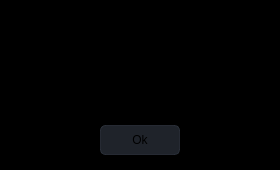
CineEncoder/cine-encoder, file app/taskcomplete.ui: the form before one commit.
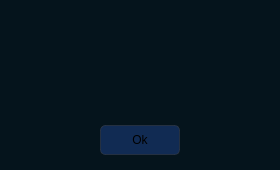
The form after the commit. Icons and pictures are not drawn.

What changed in the file:
```diff
--- a/app/taskcomplete.ui
+++ b/app/taskcomplete.ui
@@ -55,10 +55,9 @@
    </property>
    <property name="styleSheet">
     <string notr="true">QFrame{
-	background-color: rgb(0, 0, 0);
+	background-color: rgb(5, 20, 28);
 }
 
-/* LINE EDIT */
 QLineEdit {
 	color: rgb(98, 103, 111);	
 	background-color: rgb(27, 29, 35);
@@ -73,8 +72,6 @@
 	border: 2px solid rgb(91, 101, 124);
 }
 
-
-/* SCROLL BARS */
 QScrollBar:horizontal {
     border: none;
     background: rgb(52, 59, 72);
@@ -143,56 +140,15 @@
      subcontrol-position: top;
      subcontrol-origin: margin;
  }
- QScrollBar::up-arrow:vertical, QScrollBar::down-arrow:vertical {
+QScrollBar::up-arrow:vertical, QScrollBar::down-arrow:vertical {
      background: none;
  }
 
- QScrollBar::add-page:vertical, QScrollBar::sub-page:vertical {
+QScrollBar::add-page:vertical, QScrollBar::sub-page:vertical {
      background: none;
  }
 
 
-/* COMBOBOX */
-QComboBox{
-	color: rgb(210, 210, 210);
-	background-color: rgb(27, 29, 35);
-	border-radius: 5px;
-	border: 2px solid rgb(27, 29, 35);
-	padding: 5px;
-	padding-left: 10px;
-}
-QComboBox:disabled{
-	color: rgb(98, 103, 111);
-	background-color: rgb(27, 29, 35);
-	border-radius: 5px;
-	border: 2px solid rgb(27, 29, 35);
-	padding: 5px;
-	padding-left: 10px;
-}
-QComboBox:hover{
-	border: 2px solid rgb(64, 71, 88);
-}
-QComboBox::drop-down {
-	subcontrol-origin: padding;
-	subcontrol-position: top right;
-	width: 25px; 
-	border-left-width: 3px;
-	border-left-color: rgba(39, 44, 54, 150);
-	border-left-style: solid;
-	border-top-right-radius: 3px;
-	border-bottom-right-radius: 3px;	
-	background-image: url(:/16x16/icons/16x16/cil-arrow-bottom.png);
-	background-position: center;
-	background-repeat: no-reperat;
- }
-QComboBox QAbstractItemView {
-	color: rgb(85, 170, 255);	
-	background-color: rgb(27, 29, 35);
-	padding: 10px;
-	selection-background-color: rgb(39, 44, 54);
-}
-
-/* SLIDERS */
 QSlider::groove:horizontal {
     border-radius: 9px;
     height: 18px;
@@ -280,7 +236,7 @@
      <string notr="true">QPushButton {
 	border: 1px solid rgba(52, 59, 72, 150);
 	border-radius: 5px;	
-	background-color: rgba(52, 59, 72, 150);
+	background-color: rgba(25, 59, 120, 150);
 }
 QPushButton:hover {
 	background-color: rgb(57, 65, 80);
@@ -328,8 +284,12 @@
     <property name="frameShadow">
      <enum>QFrame::Sunken</enum>
     </property>
-    <property name="autoFormatting">
-     <set>QTextEdit::AutoNone</set>
+    <property name="html">
+     <string>&lt;!DOCTYPE HTML PUBLIC &quot;-//W3C//DTD HTML 4.0//EN&quot; &quot;http://www.w3.org/TR/REC-html40/strict.dtd&quot;&gt;
+&lt;html&gt;&lt;head&gt;&lt;meta name=&quot;qrichtext&quot; content=&quot;1&quot; /&gt;&lt;style type=&quot;text/css&quot;&gt;
+p, li { white-space: pre-wrap; }
+&lt;/style&gt;&lt;/head&gt;&lt;body style=&quot; font-family:'Noto Sans'; font-size:10pt; font-weight:400; font-style:normal;&quot;&gt;
+&lt;p align=&quot;center&quot; style=&quot;-qt-paragraph-type:empty; margin-top:0px; margin-bottom:0px; margin-left:0px; margin-right:0px; -qt-block-indent:0; text-indent:0px;&quot;&gt;&lt;br /&gt;&lt;/p&gt;&lt;/body&gt;&lt;/html&gt;</string>
     </property>
     <property name="openLinks">
      <bool>true</bool>
```
Left out of the diff: 6 changed lines with no effect on the pictures.
